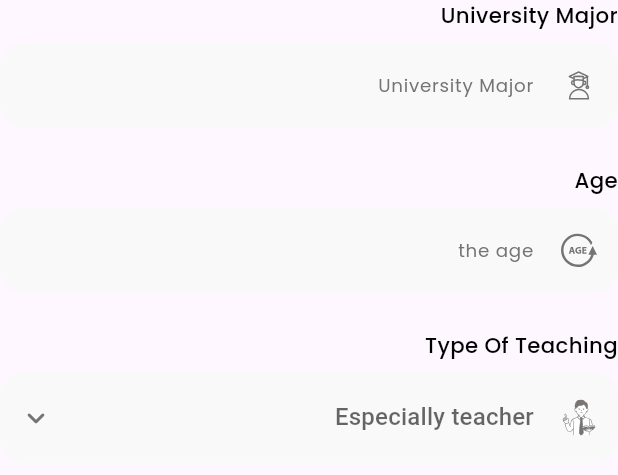
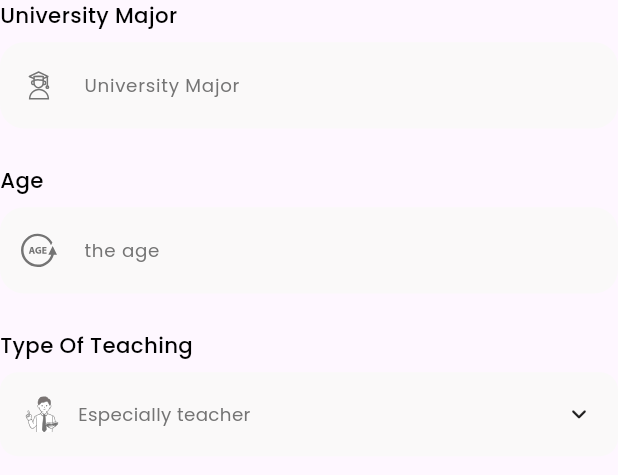
Before and after one commit to nassemMubarak/edu_sphere, a Flutter app: the SignUpFormCamp widget shown alone on an empty page, opened directly, on a phone screen of 412 x 824 dp. Shown: the top 475 px of the screen. Run offline on Flutter 3.47's test engine with Material 3 defaults, Android fonts, the phone set to English and light mode, and no system bars; drawn by our look-alikes of animated_custom_dropdown; our stand-ins replace dio, flutter_bloc, flutter_screenutil, flutter_svg, freezed_annotation, pin_code_fields and 2 more; missing offline and left inert: flutter_timer_countdown; accounts and stored records are empty; generated files the repository leaves out were written again.

Commit message:
- added library animated_custom_dropdown - added DropdownWidget file - update DropdownWidget and remove dropdown_button_hide_underline_widget.dart

```diff
--- a/lib/edu_sphere_app.dart
+++ b/lib/edu_sphere_app.dart
@@ -30,7 +30,7 @@ class EduSphereApp extends StatelessWidget {
             Locale('ar',''),
             Locale('en',''),
           ],
-          locale: Locale('ar'),
+          locale: Locale('en'),
           debugShowCheckedModeBanner: false,
           title: 'Edu Sphere App',
           onGenerateRoute: appRouter.generateRoute,
--- a/lib/features/signup/ui/widget/dropdown_button_hide_underline_widget.dart
+++ /dev/null
@@ -1,87 +0,0 @@
-import 'package:edu_sphere/core/theming/colors.dart';
-import 'package:edu_sphere/core/theming/styles.dart';
-import 'package:flutter/material.dart';
-import 'package:flutter_svg/flutter_svg.dart';
-import 'package:flutter_screenutil/flutter_screenutil.dart';
-
-class DropdownButtonHideUnderlineWidget extends StatefulWidget {
-  final String hintText;
-  final Widget? suffixIcon;
-  final Widget? prefixIcon;
-  final List<String> items;
-  Function(String?)? onChanged;
-   DropdownButtonHideUnderlineWidget(
-      {
-      super.key,
-      required this.hintText,
-      this.suffixIcon,
-      this.prefixIcon,
-      required this.items,
-      this.onChanged
-      });
-
-  @override
-  State<DropdownButtonHideUnderlineWidget> createState() =>
-      _DropdownButtonHideUnderlineWidgetState();
-}
-
-class _DropdownButtonHideUnderlineWidgetState
-    extends State<DropdownButtonHideUnderlineWidget> {
-  @override
-  Widget build(BuildContext context) {
-    return DropdownButtonHideUnderline(
-      child: DropdownButtonFormField<String>(
-        decoration: InputDecoration(
-          prefixIcon: widget.prefixIcon,
-          isDense: true,
-          contentPadding:
-              EdgeInsets.symmetric(horizontal: 20.w, vertical: 18.h),
-          focusedBorder: OutlineInputBorder(
-            borderSide: const BorderSide(
-              color: ColorsManager.mainBlue,
-              width: 1.3,
-            ),
-            borderRadius: BorderRadius.circular(16.0),
-          ),
-          enabledBorder: OutlineInputBorder(
-            borderSide: BorderSide.none,
-            borderRadius: BorderRadius.circular(16.0),
-          ),
-          errorBorder: OutlineInputBorder(
-            borderSide: const BorderSide(
-              color: Colors.red,
-              width: 1.3,
-            ),
-            borderRadius: BorderRadius.circular(16.0),
-          ),
-          focusedErrorBorder: OutlineInputBorder(
-            borderSide: const BorderSide(
-              color: Colors.red,
-              width: 1.3,
-            ),
-            borderRadius: BorderRadius.circular(16.0),
-          ),
-          hintStyle: TextStyles.font12NeutralGray400Weight,
-          hintText: widget.hintText,
-          suffixIcon: widget.suffixIcon,
-          fillColor: ColorsManager.lightGray,
-          filled: true,
-        ),
-        isExpanded: true,
-        iconSize: 0,
-        items: widget.items
-            .map((String item) => DropdownMenuItem<String>(
-                  value: item,
-                  child: Text(
-                    item,
-                    style: TextStyles.font14MainBlue400Weight,
-                    overflow: TextOverflow.ellipsis,
-                  ),
-                ))
-            .toList(),
-        // value: selectedValue,
-        onChanged:widget.onChanged,
-      ),
-    );
-  }
-}
--- /dev/null
+++ b/lib/features/signup/ui/widget/dropdown_widget.dart
@@ -0,0 +1,46 @@
+import 'package:edu_sphere/core/theming/colors.dart';
+import 'package:edu_sphere/core/theming/styles.dart';
+import 'package:flutter/material.dart';
+import 'package:animated_custom_dropdown/custom_dropdown.dart';
+
+class DropdownWidget extends StatelessWidget {
+  final String hintText;
+  final Widget? prefixIcon;
+  final List<String> items;
+
+  Function(String?)? onChanged;
+
+   DropdownWidget({
+    super.key,
+    required this.hintText,
+    this.prefixIcon,
+    required this.items,
+     this.onChanged
+  });
+
+  @override
+  Widget build(BuildContext context) {
+    return CustomDropdown.search(
+
+      decoration: CustomDropdownDecoration(
+        hintStyle: TextStyles.font12NeutralGray400Weight,
+        closedFillColor: ColorsManager.lightGray,
+
+        prefixIcon: prefixIcon,
+        listItemStyle: TextStyles.font12NeutralGray400Weight,
+        headerStyle:TextStyles.font14MainBlue400Weight,
+        errorStyle: TextStyles.font12Red400Weight,
+
+        searchFieldDecoration: SearchFieldDecoration(
+          hintStyle: TextStyles.font12NeutralGray400Weight,
+          textStyle: TextStyles.font14MainBlue400Weight,
+
+        ),
+      ),
+      items: items,
+      onChanged: onChanged,
+      hintText: hintText,
+      excludeSelected: false,
+    );
+  }
+}
--- a/lib/features/signup/ui/widget/sign_up_form_camp.dart
+++ b/lib/features/signup/ui/widget/sign_up_form_camp.dart
@@ -1,8 +1,6 @@
-import 'package:dropdown_button2/dropdown_button2.dart';
-import 'package:edu_sphere/core/theming/colors.dart';
 import 'package:edu_sphere/core/widgets/app_text_form_field.dart';
 import 'package:edu_sphere/core/widgets/label_and_widget.dart';
-import 'package:edu_sphere/features/signup/ui/widget/dropdown_button_hide_underline_widget.dart';
+import 'package:edu_sphere/features/signup/ui/widget/dropdown_widget.dart';
 import 'package:flutter/material.dart';
 import 'package:flutter_svg/flutter_svg.dart';
 
@@ -81,36 +79,22 @@ class _EmailAndPasswordWidgetState extends State<SignUpFormCamp> {
           ),
           LabelAndWidget(
             label: 'Type Of Teaching',
-            widget: DropdownButtonHideUnderlineWidget(
+            widget: DropdownWidget(
               items: especiallyTeacher,
               hintText: 'Especially teacher',
-              prefixIcon: Padding(
-                padding: const EdgeInsets.all(14.0),
-                child: SvgPicture.asset('assets/svgs/type_of_teaching.svg'),
-              ),
-              suffixIcon: const Icon(
-                Icons.keyboard_arrow_down_rounded,
-                size: 24,
-                color: ColorsManager.neutralGray,
-              ),
+              prefixIcon: SvgPicture.asset('assets/svgs/type_of_teaching.svg'),
+
             ),
           ),
           Visibility(
             visible: isSelectedCamp,
             child: LabelAndWidget(
               label: 'Camp',
-              widget: DropdownButtonHideUnderlineWidget(
+              widget: DropdownWidget(
                 hintText: 'Camp Name',
                 items: campName,
-                prefixIcon: Padding(
-                  padding: const EdgeInsets.all(14.0),
-                  child: SvgPicture.asset('assets/svgs/camp.svg'),
-                ),
-                suffixIcon: const Icon(
-                  Icons.keyboard_arrow_down_rounded,
-                  size: 24,
-                  color: ColorsManager.neutralGray,
-                ),
+                prefixIcon: SvgPicture.asset('assets/svgs/camp.svg'),
+
               ),
             ),
           ),
--- a/pubspec.yaml
+++ b/pubspec.yaml
@@ -67,10 +67,10 @@ dependencies:
   # An SVG rendering and widget library for Flutter, which allows painting
   flutter_svg: ^2.0.10+1
   # use for in-app localization with map data
-#  flutter_localization: ^0.2.2
-  dropdown_button2: ^2.3.9
 #   Flutter plugin for reading and writing simple key-value pairs.
   shared_preferences: ^2.3.2
+  # Custom dropdown widget allows to add highly customizable dropdown widget in your projects.
+  animated_custom_dropdown: ^3.1.1
 dev_dependencies:
   flutter_test:
     sdk: flutter
```
Also changed, not shown: lib/features/signup/ui/widget/sign_up_form_educational_and_camp_student.dart (+7 -23 lines), lib/features/signup/ui/widget/sign_up_form_teacher.dart (+6 -22 lines), pubspec.lock.
